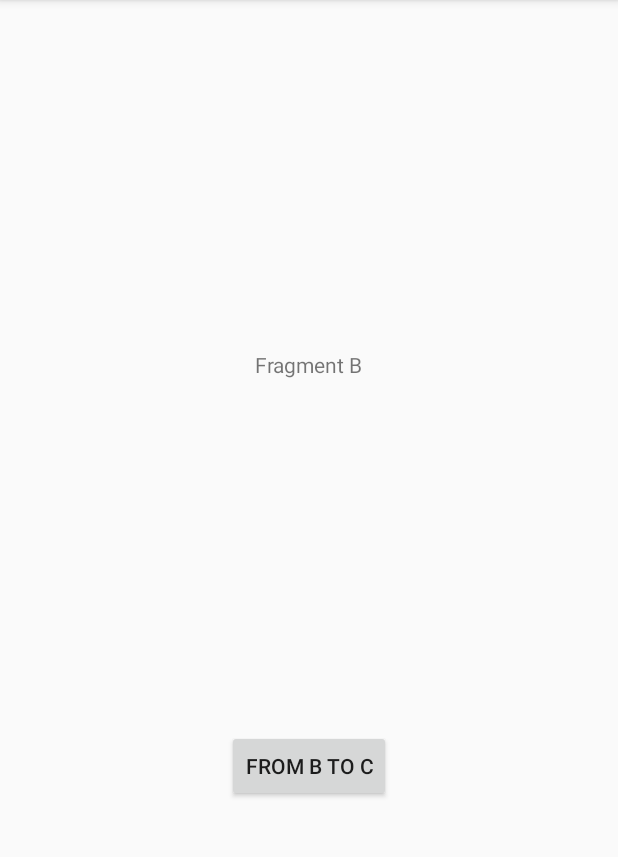
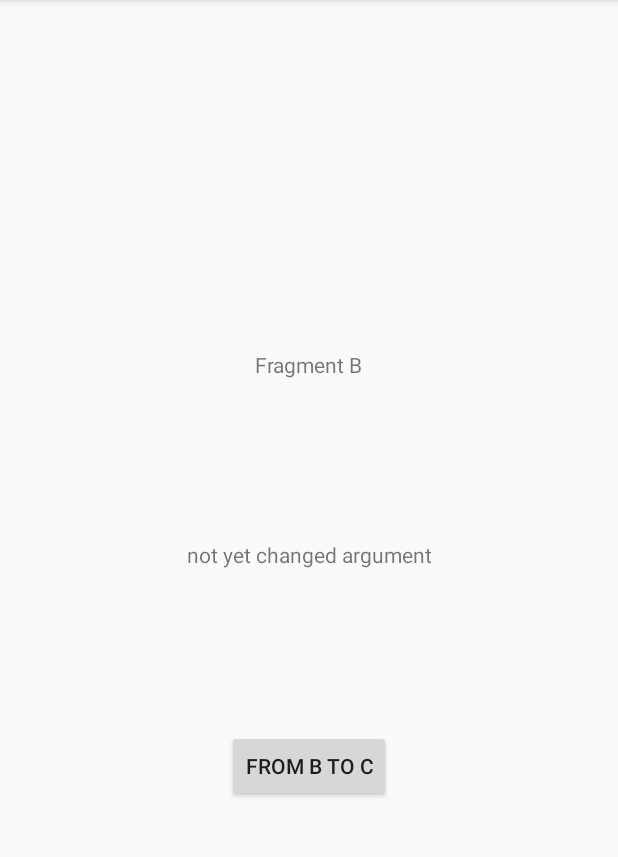
Before and after one commit to lundjohan/johans-jetpack-navigation, an Android app: the FragmentB screen opened through its navigation route, on a phone screen of 412 x 824 dp, the part 84-941 px from its top. Run offline under Robolectric (Android 15) with nearby library versions, the phone set to English and light mode, and no system bars.

```diff
--- a/app/build.gradle
+++ b/app/build.gradle
@@ -1,4 +1,5 @@
 apply plugin: 'com.android.application'
+apply plugin: "androidx.navigation.safeargs"
 
 android {
     compileSdkVersion 30
--- a/app/src/main/java/lund/johan/testingjetpacknavigation/screens/FragmentA.java
+++ b/app/src/main/java/lund/johan/testingjetpacknavigation/screens/FragmentA.java
@@ -26,7 +26,9 @@ public class FragmentA extends Fragment {
         btn.setOnClickListener(new View.OnClickListener() {
             @Override
             public void onClick(View v) {
-                NavHostFragment.findNavController(that).navigate(R.id.action_a_destination_to_b_destination);
+                FragmentADirections.ActionADestinationToBDestination action =
+                        FragmentADirections.actionADestinationToBDestination().setStringArg("String from A to B");
+                NavHostFragment.findNavController(that).navigate(action);
             }
         });
         new BackStackLogger(this.getClass().getName(),getParentFragmentManager()).log();
--- a/app/src/main/java/lund/johan/testingjetpacknavigation/screens/FragmentB.java
+++ b/app/src/main/java/lund/johan/testingjetpacknavigation/screens/FragmentB.java
@@ -13,6 +13,7 @@ import android.view.LayoutInflater;
 import android.view.View;
 import android.view.ViewGroup;
 import android.widget.Button;
+import android.widget.TextView;
 
 import lund.johan.testingjetpacknavigation.R;
 import lund.johan.testingjetpacknavigation.logger.BackStackLogger;
@@ -31,6 +32,12 @@ public class FragmentB extends Fragment {
                 NavHostFragment.findNavController(that).navigate(R.id.action_b_destination_to_c_destination);
             }
         });
+       TextView textView =  v.findViewById(R.id.textView);
+       //this is done exactly like said in manual: https://developer.android.com/guide/navigation/navigation-pass-data
+       String strFromFragmentA = FragmentBArgs.fromBundle(getArguments()).getStringArg();
+       textView.setText(strFromFragmentA);
+
+
         new BackStackLogger(this.getClass().getName(),getParentFragmentManager()).log();
         return v;
     }
--- a/app/src/main/res/layout/fragment_b.xml
+++ b/app/src/main/res/layout/fragment_b.xml
@@ -25,4 +25,14 @@
         app:layout_constraintEnd_toEndOf="parent"
         app:layout_constraintStart_toStartOf="parent"></Button>
 
+    <TextView
+        android:id="@+id/textView"
+        android:layout_width="wrap_content"
+        android:layout_height="wrap_content"
+        android:text="TextView"
+        app:layout_constraintBottom_toTopOf="@+id/from_b_to_c"
+        app:layout_constraintEnd_toEndOf="parent"
+        app:layout_constraintStart_toStartOf="parent"
+        app:layout_constraintTop_toBottomOf="@+id/text" />
+
 </androidx.constraintlayout.widget.ConstraintLayout>
--- a/app/src/main/res/navigation/main_navigation.xml
+++ b/app/src/main/res/navigation/main_navigation.xml
@@ -7,8 +7,7 @@
     <fragment
         android:id= "@+id/a_destination"
         android:name="lund.johan.testingjetpacknavigation.screens.FragmentA"
-        tools:layout="@layout/fragment_a"
-        >
+        tools:layout="@layout/fragment_a">
         <action
             android:id="@+id/action_a_destination_to_b_destination"
             app:destination="@id/b_destination" />
@@ -22,6 +21,10 @@
             android:id="@+id/action_b_destination_to_c_destination"
             app:destination="@id/c_destination"
             app:popUpTo="@+id/a_destination"/>
+        <argument
+            android:name="string_arg"
+            android:defaultValue="not yet changed argument"
+            app:argType="string" />
     </fragment>
     <fragment
         android:id= "@+id/c_destination"
--- a/build.gradle
+++ b/build.gradle
@@ -6,7 +6,7 @@ buildscript {
     }
     dependencies {
         classpath "com.android.tools.build:gradle:4.0.1"
-
+        classpath "androidx.navigation:navigation-safe-args-gradle-plugin:2.2.0-rc02"
         // NOTE: Do not place your application dependencies here; they belong
         // in the individual module build.gradle files
     }
```
